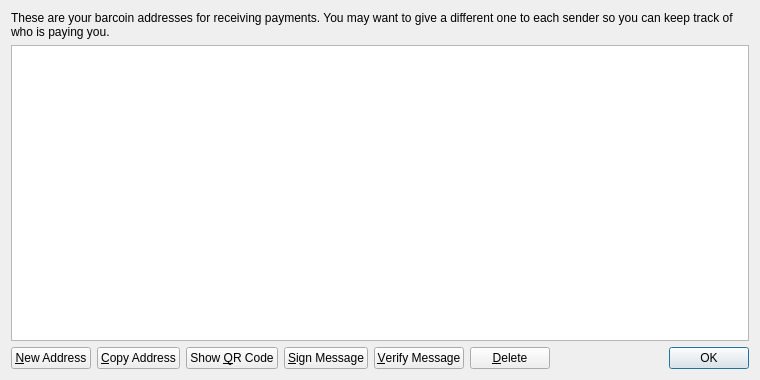
Before: the Qt Designer form src/qt/forms/addressbookpage.ui in UNicIT/JLCoin, drawn with Qt 5.
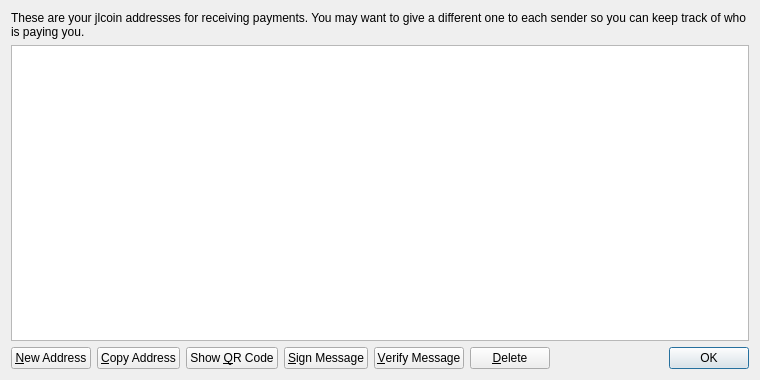
After: the same form once the commit is applied. Icons and pictures are not drawn.

What changed in the file:
```diff
--- a/src/qt/forms/addressbookpage.ui
+++ b/src/qt/forms/addressbookpage.ui
@@ -17,7 +17,7 @@
    <item>
     <widget class="QLabel" name="labelExplanation">
      <property name="text">
-      <string>These are your barcoin addresses for receiving payments. You may want to give a different one to each sender so you can keep track of who is paying you.</string>
+      <string>These are your jlcoin addresses for receiving payments. You may want to give a different one to each sender so you can keep track of who is paying you.</string>
      </property>
      <property name="textFormat">
       <enum>Qt::PlainText</enum>
```
